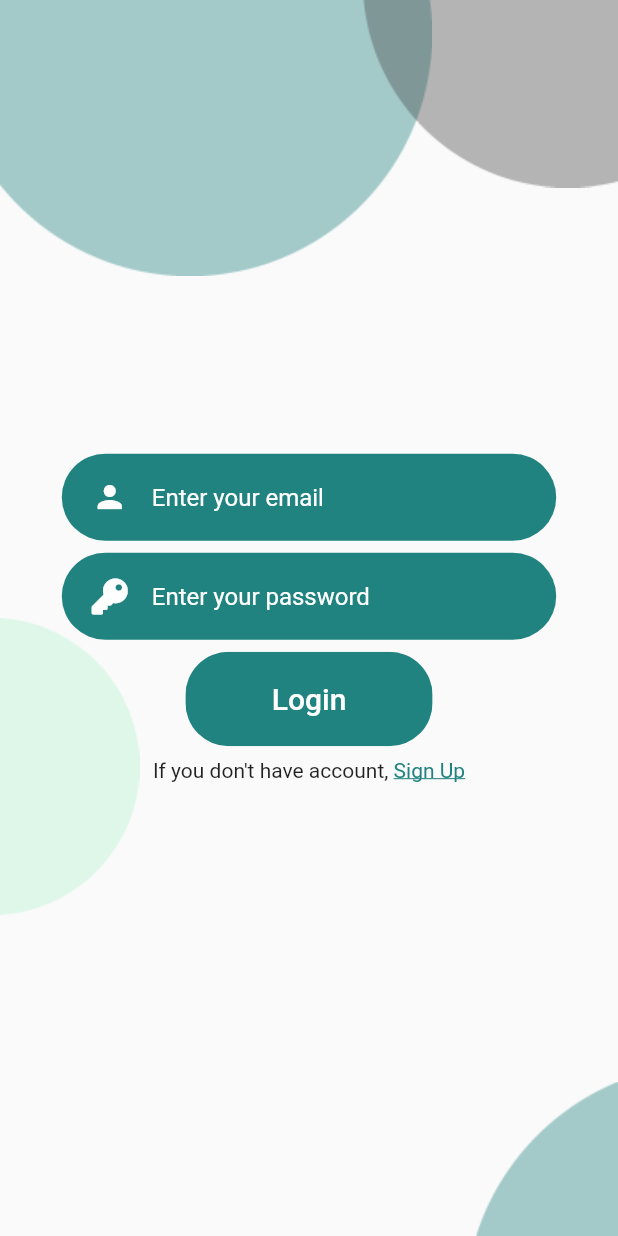
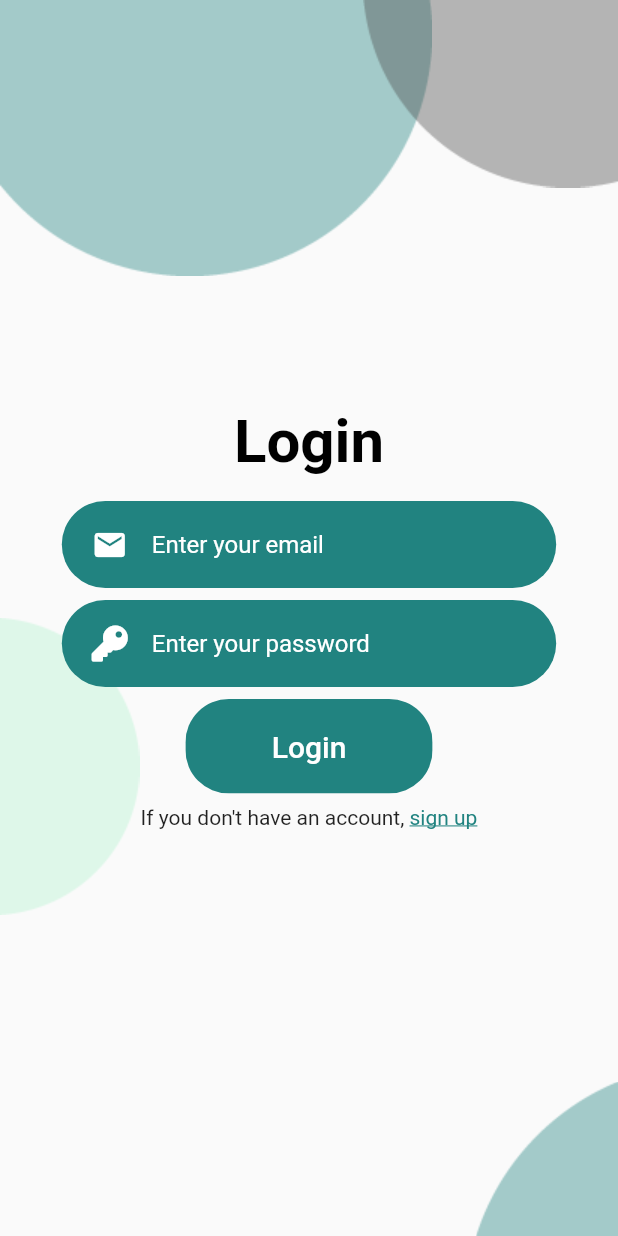
Before and after one commit to HamzaIdries/flexoclock, a Flutter app: the WelcomeScreen widget shown alone on an empty page, opened directly, after a tap on "Log In", on a phone screen of 412 x 824 dp. Run offline on Flutter 3.47's test engine with Material 2 defaults, Android fonts, the phone set to English and light mode, and no system bars; our stand-ins replace font_awesome_flutter.

Commit message:
finish welcome screen

```diff
--- a/lib/components/login_background.dart
+++ b/lib/components/login_background.dart
@@ -6,11 +6,9 @@ class LoginBackground extends StatelessWidget {
   final Widget child;
 
   LoginBackground({this.child});
-
   @override
   Widget build(BuildContext context) {
     Size size = MediaQuery.of(context).size;
-
     return Container(
       width: double.infinity,
       height: size.height,
--- a/lib/constants.dart
+++ b/lib/constants.dart
@@ -1,8 +1,6 @@
 import 'package:flutter/material.dart';
 
 const kImagePath = "assets/images/";
-
-
 
 // Flexible task card
 const kFlexibleVerticalPadding = 8.0;
@@ -12,15 +10,17 @@ const kFlexibleHeight = 350.0;
 const kTagsHeight = 38.0;
 
 //Welcome Screen buttons colors
-const kWelcomeScreenLoginButtonColor =  Color(0xFFB5F3D0);
-const kWelcomeScreenSignUpButtonColor =  Color(0xFF4B4B4B);
+const kWelcomeScreenLoginButtonColor = Color(0xFFB5F3D0);
+const kWelcomeScreenSignUpButtonColor = Color(0xFF4B4B4B);
 
 //Login Screen text field color
 const kLoginScreenButtonColor = Color.fromRGBO(33, 131, 128, 100);
 const kSubmitLoginScreenButtonColor = Color.fromRGBO(33, 131, 128, 60);
 
-
 // Difficulty tags colors
 const kEasyColor = Color.fromRGBO(39, 213, 114, 100);
 const kNormalColor = Color.fromRGBO(33, 131, 128, 100);
 const kHardColor = Color.fromRGBO(215, 27, 90, 100);
+
+const kMainScreenStyle =
+    TextStyle(color: Colors.black, fontSize: 40, fontWeight: FontWeight.bold);
--- a/lib/screens/login_screen.dart
+++ b/lib/screens/login_screen.dart
@@ -21,6 +21,12 @@ class LoginScreen extends StatelessWidget {
         child: Column(
           mainAxisAlignment: MainAxisAlignment.center,
           children: <Widget>[
+            Text('Login',
+              style: kMainScreenStyle,
+              ),
+            SizedBox(
+              height: 16.0,
+            ),
             TextFieldComponent(
               onChanged: (value) {
                 _email = value;
@@ -29,7 +35,7 @@ class LoginScreen extends StatelessWidget {
               textHint: 'Enter your email',
               isPass: false,
               icon: Icon(
-                Icons.person,
+                Icons.email,
                 color: Colors.white,
               ),
             ),
@@ -51,7 +57,9 @@ class LoginScreen extends StatelessWidget {
             SizedBox(
               height: 8,
             ),
-            RoundedButton(
+            Hero(
+              tag: 'login',
+              child: RoundedButton(
                 buttonTextColor: Colors.white,
                 buttonColor: kSubmitLoginScreenButtonColor,
                 buttonText: 'Login',
@@ -61,13 +69,14 @@ class LoginScreen extends StatelessWidget {
                   print(_password);
                 },
               ),
+            ),
             SizedBox(
               height: 8.0,
             ),
             Row(
               mainAxisAlignment: MainAxisAlignment.center,
               children: [
-                Text('If you don\'t have account, '),
+                Text('If you don\'t have an account, '),
                 GestureDetector(
                   onTap: () {
                     Navigator.push(
@@ -76,7 +85,7 @@ class LoginScreen extends StatelessWidget {
                             builder: (context) => SignupScreen()));
                   },
                   child: Text(
-                    'Sign Up',
+                    'sign up',
                     style: TextStyle(
                       color: kLoginScreenButtonColor,
                       decoration: TextDecoration.underline,
--- a/lib/screens/welcome_screen.dart
+++ b/lib/screens/welcome_screen.dart
@@ -9,6 +9,7 @@ class WelcomeScreen extends StatelessWidget {
   Widget build(BuildContext context) {
     Size size = MediaQuery.of(context).size;
     return Container(
+      color: Colors.white,
       width: size.width,
       height: size.height,
       child: Column(
@@ -33,7 +34,9 @@ class WelcomeScreen extends StatelessWidget {
           Column(
             mainAxisAlignment: MainAxisAlignment.spaceEvenly,
             children: [
-              RoundedButton(
+              Hero(
+                tag: 'login',
+                child: RoundedButton(
                   buttonText: 'Log In',
                   buttonColor: kWelcomeScreenLoginButtonColor,
                   onPressed: () {
@@ -43,10 +46,13 @@ class WelcomeScreen extends StatelessWidget {
                   widthRatio: 0.8,
                   buttonTextColor: kWelcomeScreenSignUpButtonColor,
                 ),
+              ),
               SizedBox(
                 height: 8,
               ),
-              RoundedButton(
+              Hero(
+                tag: 'signup',
+                child: RoundedButton(
                   buttonText: 'Sign Up',
                   buttonColor: kWelcomeScreenSignUpButtonColor,
                   onPressed: () {
@@ -56,6 +62,7 @@ class WelcomeScreen extends StatelessWidget {
                   widthRatio: 0.8,
                   buttonTextColor: kWelcomeScreenLoginButtonColor,
                 ),
+              ),
             ],
           ),
         ],
--- a/lib/testing.dart
+++ b/lib/testing.dart
@@ -1,11 +1,14 @@
 import 'package:flexoclock/components/login_background.dart';
 import 'package:flexoclock/screens/login_screen.dart';
+import 'package:flexoclock/screens/signup_screen.dart';
 import 'package:flexoclock/screens/welcome_screen.dart';
 import 'package:flutter/material.dart';
 import 'package:flutter/widgets.dart';
 import 'package:flexoclock/components/text_field.dart';
 import 'package:flexoclock/components/text_field_comp.dart';
 import 'package:font_awesome_flutter/font_awesome_flutter.dart';
+import 'constants.dart';
+import 'package:flexoclock/components/rounded_button.dart';
 
 void main() {
   runApp(Testing());
@@ -17,7 +20,7 @@ class Testing extends StatelessWidget {
     return MaterialApp(
       debugShowCheckedModeBanner: false,
       title: 'Flexoclock',
-      home: LoginScreen()
+      home: WelcomeScreen(),
     );
   }
 }
```
Also changed, not shown: lib/components/signup_backround.dart (added, +44 -0 lines), lib/screens/signup_screen.dart (+109 -3 lines), assets/images/signup_main_bottom_left.png (added), assets/images/signup_main_bottom_right.png (added), assets/images/signup_main_top_right.png (added). Lines whose indentation alone changed are shown as unchanged.
